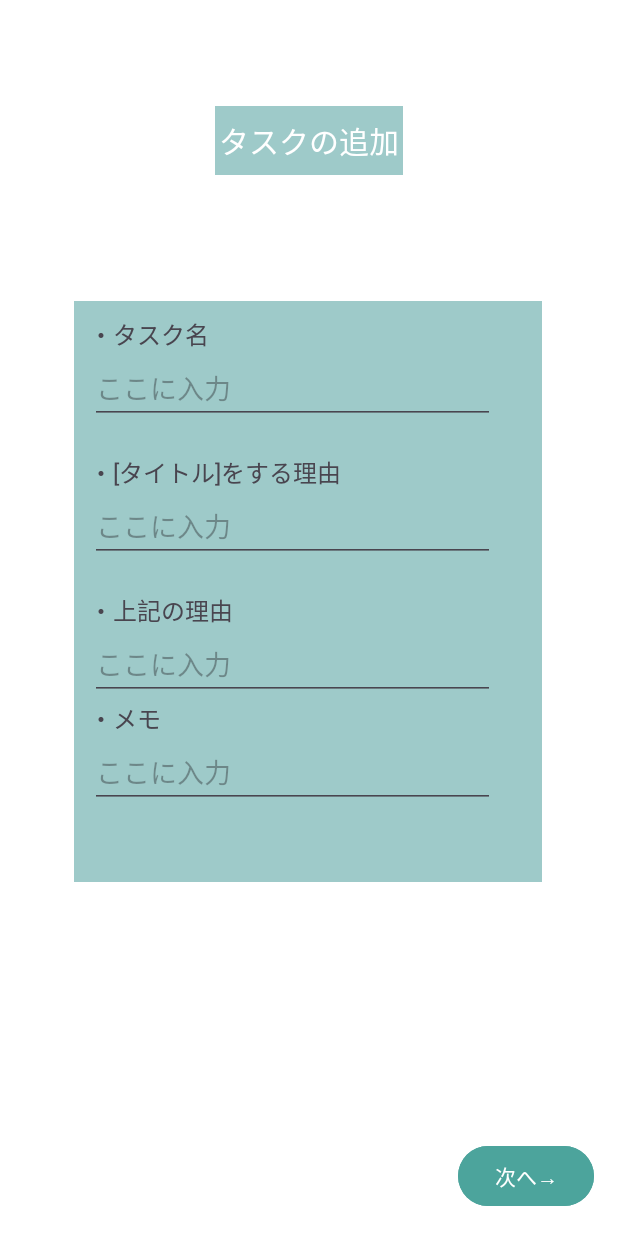
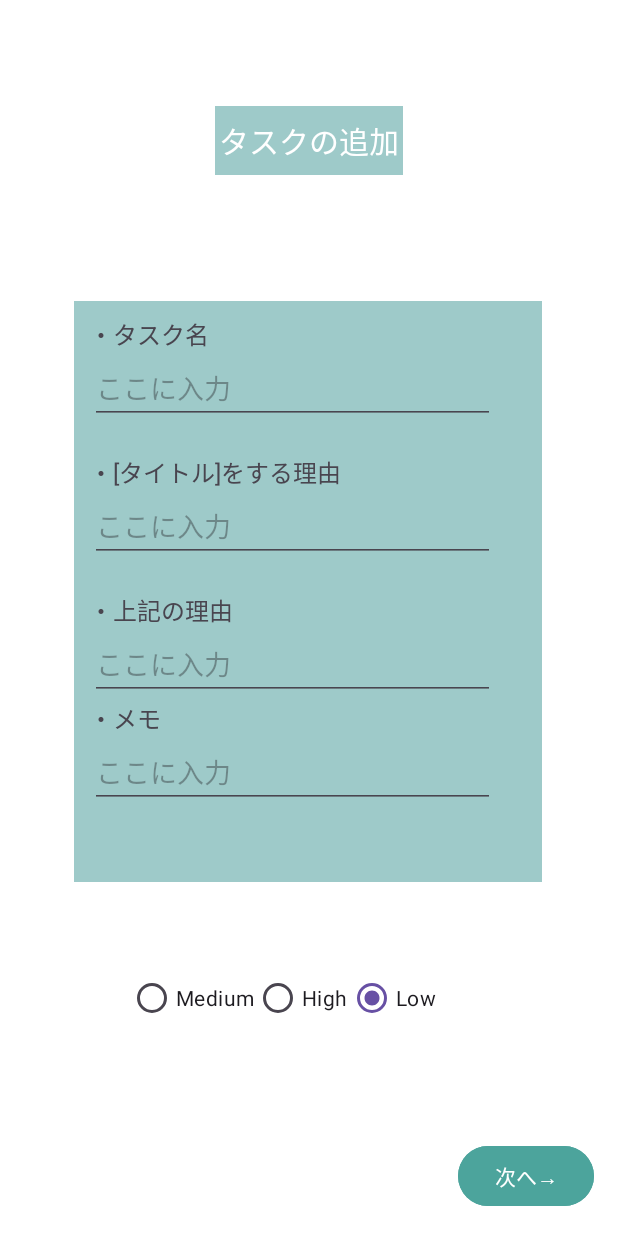
Before and after one commit to SoSatoNITIC/AppBlockTaskList, an Android app: the fragment TaskSettingWan placed in its activity, on a phone screen of 412 x 824 dp. Run offline under Robolectric (Android 15) with nearby library versions, the phone set to English and light mode, and no system bars; our stand-ins replace Room's generated code; 5 statements that could not run were skipped.

Commit message:
タスクのデータベースに優先度の変数を追加

```diff
--- a/app/src/main/java/com/example/appblocktasklist/MyApplication.kt
+++ b/app/src/main/java/com/example/appblocktasklist/MyApplication.kt
@@ -3,6 +3,9 @@ package com.example.appblocktasklist
 import android.app.Application
 import androidx.room.Room
 import com.example.appblocktasklist.roomdb.AppDB
+import kotlinx.coroutines.CoroutineScope
+import kotlinx.coroutines.Dispatchers
+import kotlinx.coroutines.launch
 
 class MyApplication : Application() {
     companion object {
@@ -11,9 +14,13 @@ class MyApplication : Application() {
 
     override fun onCreate() {
         super.onCreate()
-        database = Room.databaseBuilder(
-            applicationContext,
-            AppDB::class.java, "AppDB"
-        ).build()
+        CoroutineScope(Dispatchers.IO).launch {
+
+            database = Room.databaseBuilder(
+                applicationContext,
+                AppDB::class.java, "AppDB"
+            ).build()
+        }
+
     }
 }
--- a/app/src/main/java/com/example/appblocktasklist/TaskSettingWan.kt
+++ b/app/src/main/java/com/example/appblocktasklist/TaskSettingWan.kt
@@ -7,6 +7,7 @@ import android.view.View
 import android.view.ViewGroup
 import android.widget.Button
 import android.widget.EditText
+import android.widget.RadioGroup
 import androidx.navigation.fragment.NavHostFragment
 import androidx.navigation.fragment.navArgs
 import com.example.appblocktasklist.roomdb.TasksDB.Task
@@ -41,6 +42,14 @@ class TaskSettingWan : Fragment() {
                 val titleReason = titleReasonEditText.text.toString()
                 val reasonOfReason = reasonOfReasonEditText.text.toString()
                 val memo = memoEditText.text.toString()
+                val priorityRadioGroup = view.findViewById<RadioGroup>(R.id.priorityRadioGroup)
+
+                val priority = when (priorityRadioGroup.checkedRadioButtonId) {
+                    R.id.radioLowPriority -> 1 // 低い優先度を選択した場合
+                    R.id.radioMediumPriority -> 5 // 中程度の優先度を選択した場合
+                    R.id.radioHighPriority -> 10 // 高い優先度を選択した場合
+                    else -> 1 // デフォルトは低い優先度
+                }
 
                 if (title != ""){
                     GlobalScope.launch {
--- a/app/src/main/java/com/example/appblocktasklist/roomdb/TasksDB/Task.kt
+++ b/app/src/main/java/com/example/appblocktasklist/roomdb/TasksDB/Task.kt
@@ -11,4 +11,5 @@ data class Task(
     var deadline: String? = null,
     var nullableLockSettingId: Int? = null,
     var reason: String,
+    var priority: Int = 0,
 )
--- a/app/src/main/res/layout/fragment_task_setting_wan_fragment.xml
+++ b/app/src/main/res/layout/fragment_task_setting_wan_fragment.xml
@@ -156,6 +156,46 @@
             app:layout_constraintTop_toBottomOf="@+id/frame"
             app:layout_constraintVertical_bias="1.0" />
 
+        <RadioGroup
+            android:id="@+id/priorityRadioGroup"
+            android:layout_width="220dp"
+            android:layout_height="65dp"
+            android:orientation="horizontal"
+            app:layout_constraintBottom_toBottomOf="parent"
+            app:layout_constraintEnd_toEndOf="parent"
+            app:layout_constraintHorizontal_bias="0.445"
+            app:layout_constraintStart_toStartOf="parent"
+            app:layout_constraintTop_toTopOf="parent"
+            app:layout_constraintVertical_bias="0.845"
+            tools:ignore="MissingConstraints">
+
+
+            <RadioButton
+                android:id="@+id/radioMediumPriority"
+                android:layout_width="wrap_content"
+                android:layout_height="wrap_content"
+                android:text="Medium"
+                tools:layout_editor_absoluteX="159dp"
+                tools:layout_editor_absoluteY="554dp" />
+
+            <RadioButton
+                android:id="@+id/radioHighPriority"
+                android:layout_width="wrap_content"
+                android:layout_height="wrap_content"
+                android:text="High"
+                tools:layout_editor_absoluteX="244dp"
+                tools:layout_editor_absoluteY="554dp" />
+
+            <RadioButton
+                android:id="@+id/radioLowPriority"
+                android:layout_width="wrap_content"
+                android:layout_height="wrap_content"
+                android:checked="true"
+                android:text="Low"
+                tools:layout_editor_absoluteX="100dp"
+                tools:layout_editor_absoluteY="554dp" />
+        </RadioGroup>
+
 
     </androidx.constraintlayout.widget.ConstraintLayout>
 
```
